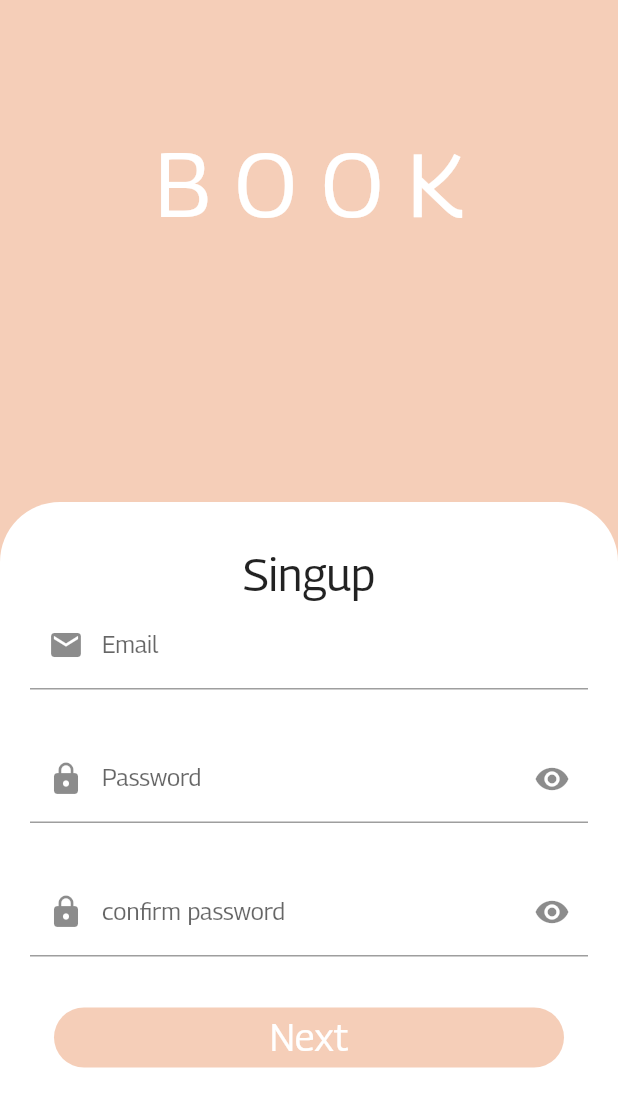
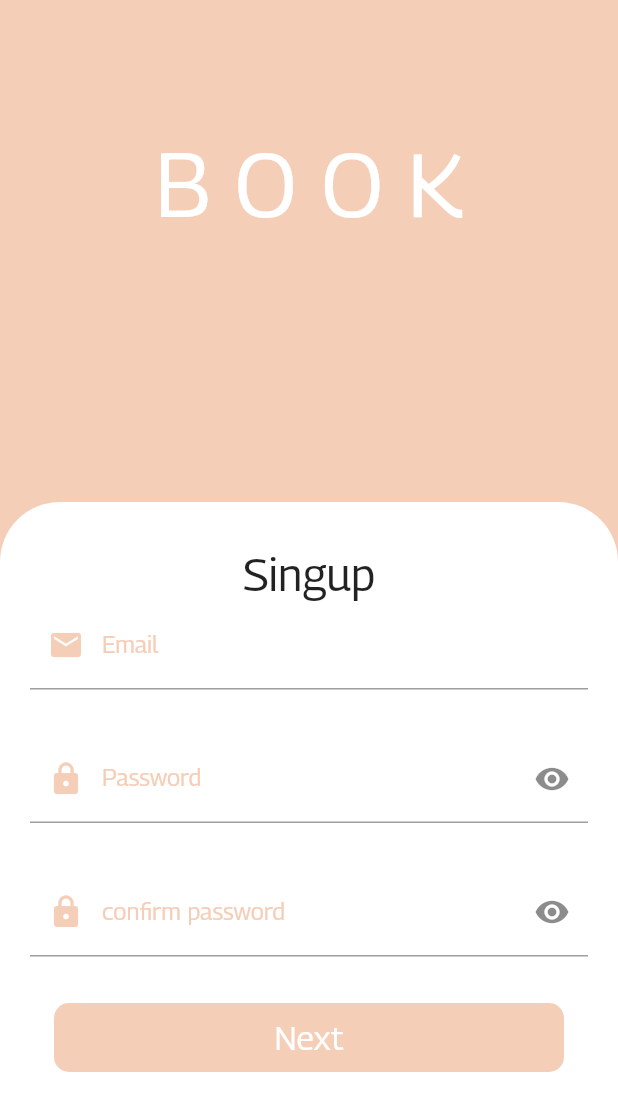
Before and after one commit to hassan-thabet/books_app, a Flutter app: the Singup screen opened directly, on a phone screen of 412 x 824 dp. Shown: the top 1111 px of the screen. Run offline on Flutter 3.47's test engine with Material 2 defaults, Android fonts, the phone set to English and light mode, and no system bars; our stand-ins replace bloc, flutter_bloc, flutter_svg; network calls fail.

Commit message:
Profile screen and Button component

```diff
--- /dev/null
+++ b/lib/components/button_start.dart
@@ -0,0 +1,30 @@
+import 'package:content/constants/app_colors.dart';
+import 'package:flutter/material.dart';
+import 'package:flutter/widgets.dart';
+//بص يسطا انا بصراحة معرف اي دي بس البروبلم ما رحتش غير كدا
+
+// ignore: non_constant_identifier_names
+Widget ButtonStart(
+    {
+      // ignore: non_constant_identifier_names
+      Function = Function,
+      // ignore: non_constant_identifier_names
+      String TextButton = '',
+      Color color = APP_MAIN_COLOR,
+      Color textcolor = Colors.white}) =>
+    MaterialButton(
+      onPressed: Function,
+      child: Container(
+        width: double.infinity,
+        decoration: BoxDecoration(
+            borderRadius: BorderRadius.circular(10), color: color),
+        child: Center(
+            child: Padding(
+              padding: const EdgeInsets.all(10),
+              child: Text(
+                TextButton,
+                style: TextStyle(fontSize: 22, color: textcolor),
+              ),
+            )),
+      ),
+    );
--- a/lib/views/singup.dart
+++ b/lib/views/singup.dart
@@ -1,8 +1,9 @@
+import 'package:content/components/button_start.dart';
 import 'package:content/constants/app_colors.dart';
 import 'package:flutter/material.dart';
 import 'package:flutter/widgets.dart';
 
-import 'interests.dart';
+import 'name.dart';
 
 class Singup extends StatefulWidget {
   @override
@@ -63,7 +64,11 @@ class _SingupState extends State<Singup> {
                         decoration: InputDecoration(
                             hintText: 'Email Address',
                             labelText: 'Email',
-                            prefixIcon: Icon(Icons.email)),
+                            labelStyle: TextStyle(color: APP_MAIN_COLOR),
+                            prefixIcon: Icon(
+                              Icons.email,
+                              color: APP_MAIN_COLOR,
+                            )),
                       ),
                       SizedBox(
                         height: 30,
@@ -73,14 +78,17 @@ class _SingupState extends State<Singup> {
                         decoration: InputDecoration(
                           hintText: 'Password',
                           labelText: 'Password',
-                          prefixIcon: Icon(Icons.lock),
+                          labelStyle: TextStyle(color: APP_MAIN_COLOR),
+                          prefixIcon: Icon(Icons.lock, color: APP_MAIN_COLOR),
                           suffixIcon: IconButton(
                               onPressed: () {
                                 setState(() {
                                   scurte = !scurte;
                                 });
                               },
-                              icon: Icon(Icons.remove_red_eye)),
+                              icon: (scurte == true)
+                                  ? Icon(Icons.visibility)
+                                  : Icon(Icons.visibility_off)),
                         ),
                         obscureText: scurte,
                       ),
@@ -92,40 +100,32 @@ class _SingupState extends State<Singup> {
                         decoration: InputDecoration(
                           hintText: 'confirm password',
                           labelText: 'confirm password',
-                          prefixIcon: Icon(Icons.lock),
+                          labelStyle: TextStyle(color: APP_MAIN_COLOR),
+                          prefixIcon: Icon(Icons.lock, color: APP_MAIN_COLOR),
                           suffixIcon: IconButton(
                               onPressed: () {
                                 setState(() {
                                   scurte = !scurte;
                                 });
                               },
-                              icon: Icon(Icons.remove_red_eye)),
+                              icon: (scurte == true)
+                                  ? Icon(Icons.visibility)
+                                  : Icon(Icons.visibility_off)),
                         ),
                         obscureText: scurte,
                       ),
                       SizedBox(
                         height: 30,
                       ),
-                      MaterialButton(
-                        onPressed: () {
-                          Navigator.push(
-                              context,
-                              MaterialPageRoute(
-                                  builder: (context) => Interests()));
-                        },
-                        child: Container(
-                          height: 40,
-                          width: double.infinity,
-                          decoration: BoxDecoration(
-                              borderRadius: BorderRadius.circular(20),
-                              color: APP_MAIN_COLOR),
-                          child: Center(
-                              child: Text(
-                            'Next',
-                            style: TextStyle(fontSize: 25, color: Colors.white),
-                          )),
-                        ),
-                      ),
+                      //عملت يسطا الكمبونت للبوتن بس بص  علي لو عايز برضك تصيف حاجة
+                      ButtonStart(
+                          Function: () {
+                            Navigator.push(
+                                context,
+                                MaterialPageRoute(
+                                    builder: (context) => Name()));
+                          },
+                          TextButton: 'Next')
                     ],
                   ),
                 ),
```
Also changed, not shown: lib/constants/app_colors.dart (+11 -10 lines), lib/views/interests.dart (+29 -23 lines), lib/views/name.dart (+12 -20 lines), lib/views/tabs/profile.dart (+85 -5 lines), assets/icons/pencil.png (added).
